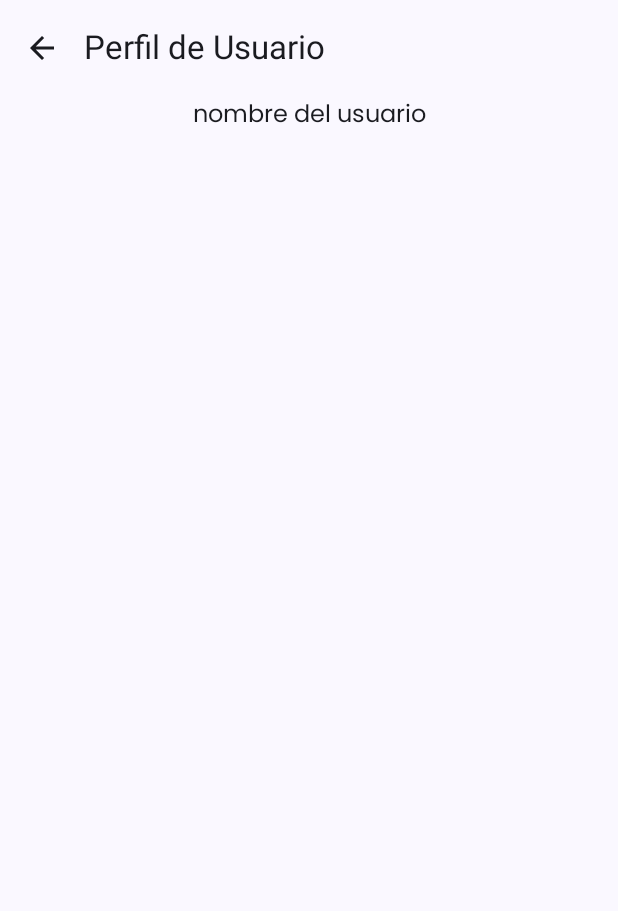
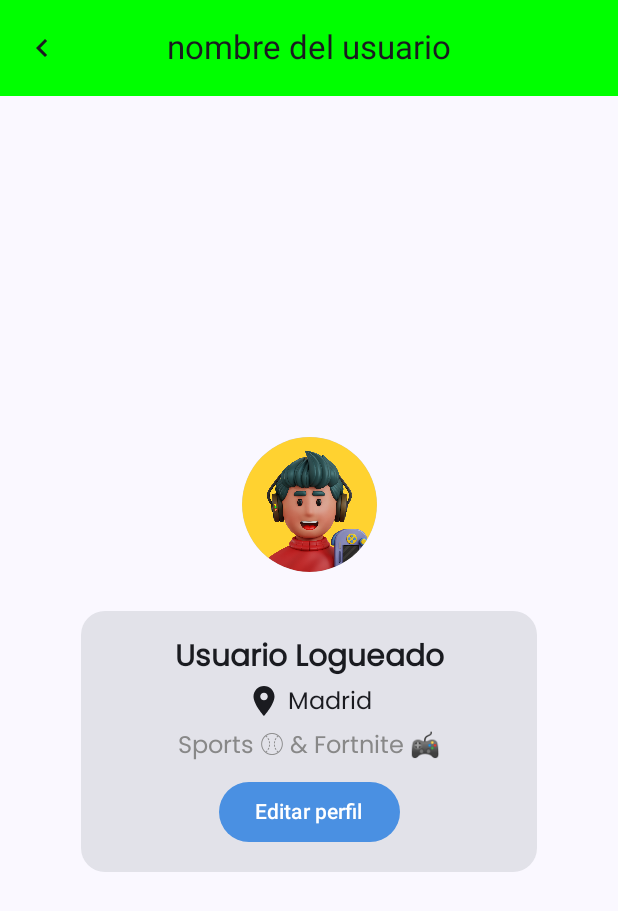
Before and after one commit to beamm536/tfgViajes, an Android app built with Jetpack Compose: the screen it shows after launch (MainActivity), on a phone screen of 412 x 824 dp. Shown: the top 911 px of the screen. Run offline under Robolectric (Android 15) with nearby library versions, the phone set to English and light mode, and no system bars; our stand-ins replace Firebase (no records; nobody signed in at launch, a user with empty details on screens opened directly).

Commit message:
componente card y la img/avatar USERPROFILE
>linkar con los datos puestos en la base de datos

```diff
--- a/app/src/main/java/com/appclass/myapplication/ui/screens/userProfile/Usuario.kt
+++ b/app/src/main/java/com/appclass/myapplication/ui/screens/userProfile/Usuario.kt
@@ -1,19 +1,56 @@
 package com.appclass.myapplication.ui.screens.userProfile
 
+import android.graphics.BlurMaskFilter
+import androidx.compose.foundation.Canvas
+import androidx.compose.foundation.Image
+import androidx.compose.foundation.background
+import androidx.compose.foundation.border
+import androidx.compose.foundation.layout.Arrangement
+import androidx.compose.foundation.layout.Box
 import androidx.compose.foundation.layout.Column
+import androidx.compose.foundation.layout.Row
+import androidx.compose.foundation.layout.Spacer
 import androidx.compose.foundation.layout.fillMaxSize
+import androidx.compose.foundation.layout.fillMaxWidth
+import androidx.compose.foundation.layout.height
 import androidx.compose.foundation.layout.padding
+import androidx.compose.foundation.layout.size
+import androidx.compose.foundation.layout.width
+import androidx.compose.foundation.shape.CircleShape
+import androidx.compose.foundation.shape.RoundedCornerShape
 import androidx.compose.material.icons.Icons
 import androidx.compose.material.icons.filled.ArrowBack
+import androidx.compose.material.icons.filled.KeyboardArrowLeft
+import androidx.compose.material.icons.filled.LocationOn
+import androidx.compose.material.icons.filled.Person
+import androidx.compose.material3.Button
+import androidx.compose.material3.ButtonDefaults
+import androidx.compose.material3.Card
+import androidx.compose.material3.CenterAlignedTopAppBar
 import androidx.compose.material3.ExperimentalMaterial3Api
+import androidx.compose.material3.FloatingActionButtonDefaults.elevation
 import androidx.compose.material3.Icon
 import androidx.compose.material3.IconButton
 import androidx.compose.material3.Scaffold
 import androidx.compose.material3.Text
 import androidx.compose.material3.TopAppBar
+import androidx.compose.material3.TopAppBarDefaults
 import androidx.compose.runtime.Composable
 import androidx.compose.ui.Alignment
 import androidx.compose.ui.Modifier
+import androidx.compose.ui.draw.clip
+import androidx.compose.ui.geometry.Rect
+import androidx.compose.ui.graphics.Brush
+import androidx.compose.ui.graphics.Color
+import androidx.compose.ui.graphics.Paint
+import androidx.compose.ui.graphics.Path
+import androidx.compose.ui.graphics.drawscope.drawIntoCanvas
+import androidx.compose.ui.layout.ContentScale
+import androidx.compose.ui.res.painterResource
+import androidx.compose.ui.text.font.FontWeight
+import androidx.compose.ui.unit.dp
+import androidx.compose.ui.unit.sp
+import com.appclass.myapplication.R
 import com.appclass.myapplication.ui.screens.registro.FuncionesRegistro
 
 @OptIn(ExperimentalMaterial3Api::class)
@@ -32,18 +69,20 @@ fun Usuario(viewModel: UsuarioViewModel){
                 .padding(innerPadding),
             horizontalAlignment = Alignment.CenterHorizontally
         ) {
-            TopAppBar(
-                title = { Text(text = "Perfil de Usuario") },
-                navigationIcon = {
+            CenterAlignedTopAppBar(title = { Text(text = "nombre del usuario") }, navigationIcon = {
                     IconButton(onClick = { /* TODO: manejar navegación hacia atrás */ }) {
                         Icon(
-                            imageVector = Icons.Default.ArrowBack,
+                            imageVector = Icons.Default.KeyboardArrowLeft,
                             contentDescription = "Volver atrás"
                         )
                     }
-                }
+                },
+                colors = TopAppBarDefaults.topAppBarColors(
+                    containerColor = Color(0xFF00FF00) // Color de fondo
+                )
             )
-            Text(text = "nombre del usuario") //todo: mostrar el nombre del usuario con el q ha sido logeado
+
+            //Text(text = "nombre del usuario") //todo: mostrar el nombre del usuario con el q ha sido logeado
 
             //las llamadas al resto de funciones las haremos en FuncionesLogin
             FuncionesPerfilUsuario(
@@ -54,6 +93,84 @@ fun Usuario(viewModel: UsuarioViewModel){
 }
 
 @Composable
+fun AvatarPerfilUsuario(modifier: Modifier){
+
+
+    Box(
+        modifier = Modifier
+            .size(90.dp)
+            .clip(CircleShape)
+            .background(Color.LightGray),
+        contentAlignment = Alignment.Center
+    ) {
+        Image(
+            painter = painterResource(id = R.drawable.avatar),
+            contentDescription = "Avatar",
+            modifier = Modifier
+                .size(120.dp)
+                .clip(CircleShape),
+            contentScale = ContentScale.Crop
+        )
+    }
+
+    Spacer(modifier = Modifier.height(10.dp))
+
+
+    Card(
+        modifier = Modifier
+            .padding(16.dp)
+            .fillMaxWidth(0.8f),
+        shape = RoundedCornerShape(16.dp),
+        //elevation = elevation(defaultElevation = 4.dp)
+    ) {
+        Column(
+            modifier = Modifier
+                .fillMaxWidth()
+                .padding(16.dp),
+            horizontalAlignment = Alignment.CenterHorizontally,
+            verticalArrangement = Arrangement.Center
+
+
+        ) {
+            Text(
+                text = "Usuario Logueado",
+                fontSize = 20.sp,
+                fontWeight = FontWeight.Bold
+            )
+            Spacer(modifier = Modifier.height(4.dp))
+            Row(verticalAlignment = Alignment.CenterVertically) {
+                Icon(imageVector = Icons.Default.LocationOn, contentDescription = "Ubicación")
+                Spacer(modifier = Modifier.width(4.dp))
+                Text(text = "Madrid")
+            }
+            Spacer(modifier = Modifier.height(4.dp))
+            Text(text = "Sports ⚾ & Fortnite 🎮", color = Color.Gray)
+
+            Spacer(modifier = Modifier.height(10.dp))
+
+            Button(
+                onClick = { /* Acción de editar perfil */ },
+                colors = ButtonDefaults.buttonColors(Color(0xFF4A90E2))
+            ) {
+                Text(text = "Editar perfil", color = Color.White)
+            }
+        }
+    }
+}
+
+
+@Composable
 fun FuncionesPerfilUsuario(viewModel: UsuarioViewModel){
+    Column (
+        modifier = Modifier
+            .fillMaxSize(),
+        verticalArrangement = Arrangement.Center,
+        horizontalAlignment = Alignment.CenterHorizontally
+    ){
+        AvatarPerfilUsuario(modifier = Modifier)
+    }
+
+
+
 
 }
```
Also changed, not shown: app/src/main/res/drawable-nodpi/avatar.png (added).
